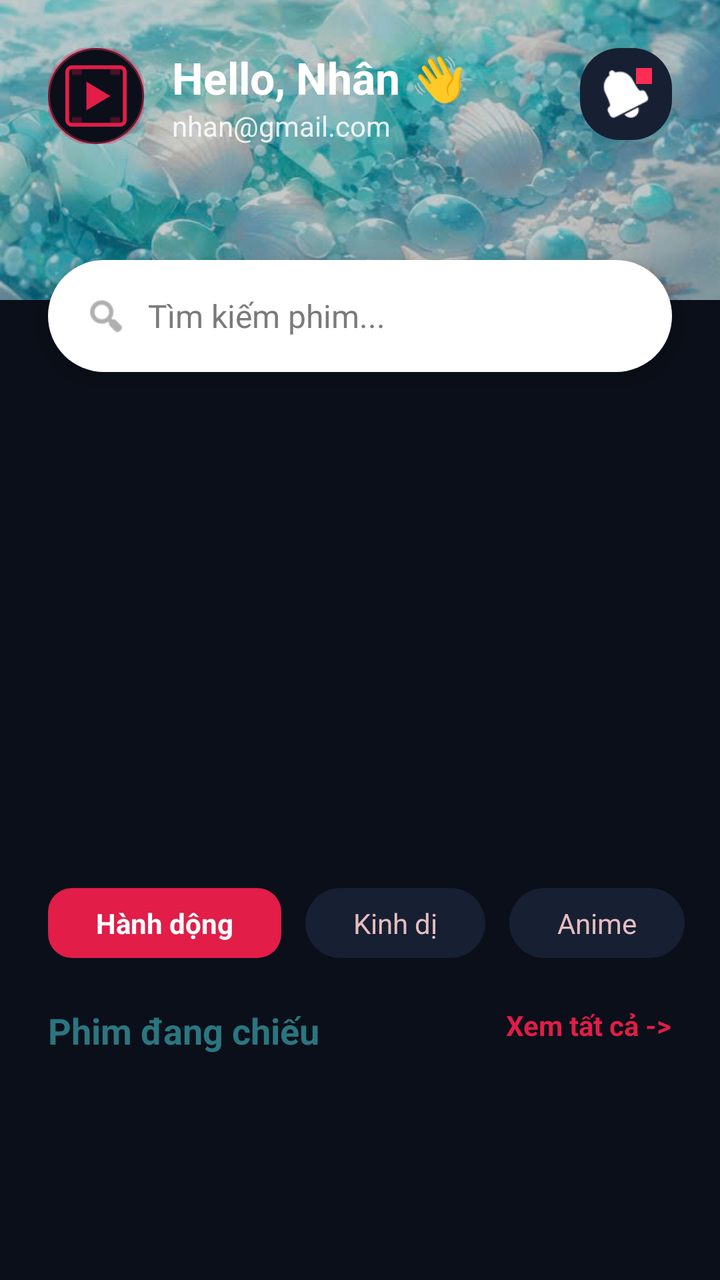
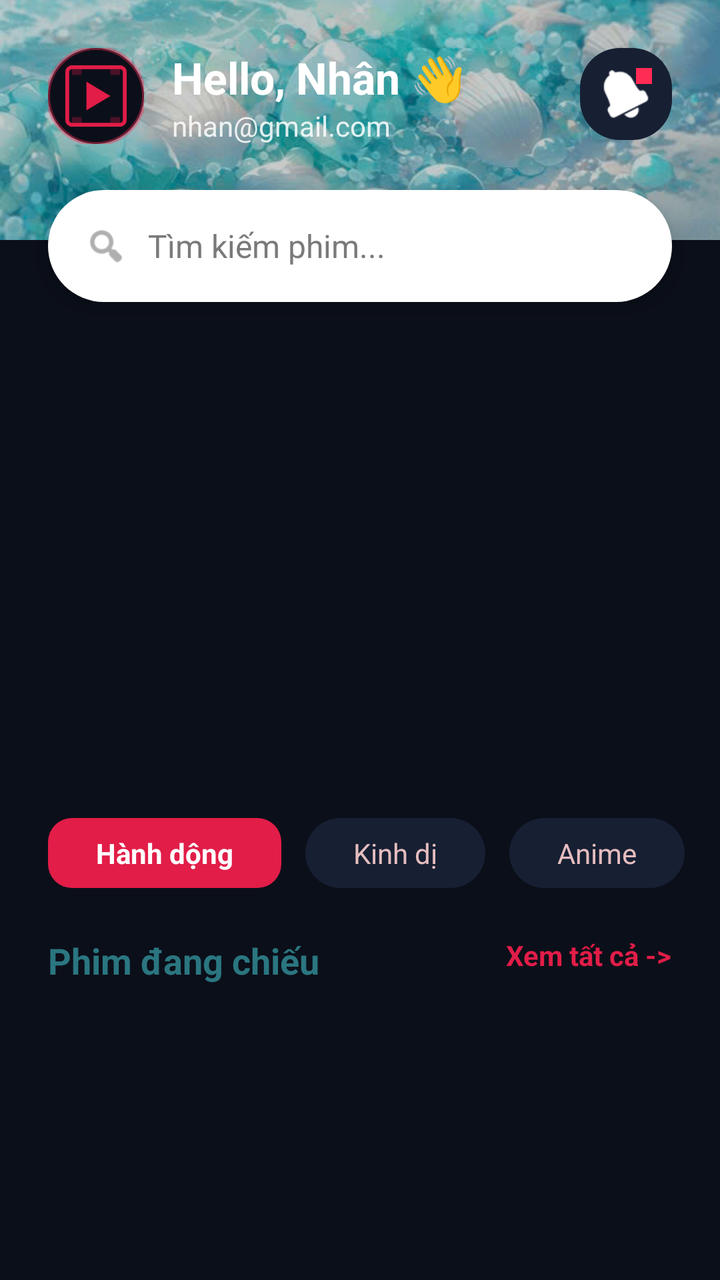

Compare the two renders of this Android layout. The source of the first and the diff that turns it into the second are given below.
<!-- AndroidManifest.xml: application theme Theme.CinemaGo.Splash -->
<!-- res/layout/item_home_header.xml -->
<?xml version="1.0" encoding="utf-8"?>
<LinearLayout xmlns:android="http://schemas.android.com/apk/res/android"
    xmlns:app="http://schemas.android.com/apk/res-auto"
    android:layout_width="match_parent"
    android:layout_height="wrap_content"
    android:orientation="vertical">

    <FrameLayout
        android:layout_width="match_parent"
        android:layout_height="200dp">

        <ImageView
            android:layout_width="match_parent"
            android:layout_height="150dp"
            android:scaleType="centerCrop"
            android:src="@drawable/anh2" />

        <View
            android:layout_width="match_parent"
            android:layout_height="150dp"
            android:background="#33000000" />

        <RelativeLayout
            android:layout_width="match_parent"
            android:layout_height="150dp"
            android:paddingStart="24dp"
            android:paddingTop="24dp"
            android:paddingEnd="24dp">

            <com.google.android.material.imageview.ShapeableImageView
                android:id="@+id/imgAvatar"
                android:layout_width="48dp"
                android:layout_height="48dp"
                android:scaleType="centerCrop"
                android:src="@drawable/ic_play_cinema"
                app:shapeAppearanceOverlay="@style/ShapeAppearance.Material3.Corner.Full"
                app:strokeColor="#66FF2D55"
                android:background="@color/bg_background"
                app:strokeWidth="2dp" />

            <LinearLayout
                android:layout_width="wrap_content"
                android:layout_height="wrap_content"
                android:layout_marginStart="14dp"
                android:layout_toEndOf="@id/imgAvatar"
                android:orientation="vertical">

                <TextView
                    android:id="@+id/tvUserName"
                    android:layout_width="wrap_content"
                    android:layout_height="wrap_content"
                    android:text="Hello, Nhân 👋"
                    android:textColor="#FFFFFF"
                    android:textSize="22sp"
                    android:textStyle="bold" />

                <TextView
                    android:id="@+id/tvUserEmail"
                    android:layout_width="wrap_content"
                    android:layout_height="wrap_content"
                    android:alpha="0.85"
                    android:text="nhan@gmail.com"
                    android:textColor="#FFFFFF"
                    android:textSize="14sp" />
            </LinearLayout>

            <FrameLayout
                android:layout_width="46dp"
                android:layout_height="46dp"
                android:layout_alignParentEnd="true"
                android:background="@drawable/bg_glass_card">

                <ImageView
                    android:layout_width="24dp"
                    android:layout_height="24dp"
                    android:layout_gravity="center"
                    android:src="@android:drawable/ic_popup_reminder"
                    app:tint="#FFFFFF" />

                <View
                    android:layout_width="8dp"
                    android:layout_height="8dp"
                    android:layout_gravity="top|end"
                    android:layout_marginTop="10dp"
                    android:layout_marginEnd="10dp"
                    android:background="#FF2D55" />
            </FrameLayout>
        </RelativeLayout>

        <LinearLayout
            android:layout_width="match_parent"
            android:layout_height="56dp"
            android:layout_gravity="bottom"
            android:layout_marginStart="24dp"
            android:layout_marginEnd="24dp"
            android:layout_marginBottom="14dp"
            android:background="@drawable/bg_search_momo"
            android:elevation="8dp"
            android:gravity="center_vertical"
            android:orientation="horizontal"
            android:paddingHorizontal="18dp">

            <ImageView
                android:layout_width="22dp"
                android:layout_height="22dp"
                android:src="@android:drawable/ic_menu_search"
                app:tint="#7A7A7A" />

            <EditText
                android:layout_width="match_parent"
                android:layout_height="wrap_content"
                android:layout_marginStart="10dp"
                android:background="@android:color/transparent"
                android:hint="Tìm kiếm phim..."
                android:textColor="#000000"
                android:textColorHint="#7A7A7A"
                android:textSize="16sp" />
        </LinearLayout>
    </FrameLayout>

    <androidx.viewpager2.widget.ViewPager2
        android:id="@+id/bannerViewPager"
        android:layout_width="match_parent"
        android:layout_height="220dp"
        android:layout_marginLeft="24dp"
        android:layout_marginRight="24dp"
        android:layout_marginBottom="24dp" />

    <HorizontalScrollView
        android:layout_width="match_parent"
        android:layout_height="wrap_content"
        android:layout_marginBottom="24dp"
        android:scrollbars="none">

        <LinearLayout
            android:layout_width="wrap_content"
            android:layout_height="wrap_content"
            android:orientation="horizontal"
            android:paddingStart="24dp"
            android:paddingEnd="24dp">

            <TextView
                android:layout_width="wrap_content"
                android:layout_height="wrap_content"
                android:background="@drawable/bg_glow_button"
                android:paddingHorizontal="24dp"
                android:paddingVertical="8dp"
                android:text="Hành dộng"
                android:textColor="@android:color/white"
                android:textStyle="bold" />

            <TextView
                android:layout_width="wrap_content"
                android:layout_height="wrap_content"
                android:layout_marginStart="12dp"
                android:background="@drawable/bg_glass_card"
                android:paddingHorizontal="24dp"
                android:paddingVertical="8dp"
                android:text="Kinh dị"
                android:textColor="#E5BDBE" />

            <TextView
                android:layout_width="wrap_content"
                android:layout_height="wrap_content"
                android:layout_marginStart="12dp"
                android:background="@drawable/bg_glass_card"
                android:paddingHorizontal="24dp"
                android:paddingVertical="8dp"
                android:text="Anime"
                android:textColor="#E5BDBE" />
        </LinearLayout>
    </HorizontalScrollView>

    <RelativeLayout
        android:layout_width="match_parent"
        android:layout_height="wrap_content"
        android:paddingHorizontal="24dp"
        android:layout_marginBottom="16dp">

        <TextView
            android:layout_width="wrap_content"
            android:layout_height="wrap_content"
            android:text="Phim đang chiếu "
            android:textColor="#2A7680"
            android:textSize="18sp"
            android:textStyle="bold" />

        <TextView
            android:layout_width="wrap_content"
            android:layout_height="wrap_content"
            android:layout_alignParentEnd="true"
            android:text="Xem tất cả ->"
            android:textColor="#E11D48"
            android:textStyle="bold" />
    </RelativeLayout>

</LinearLayout>
<!-- resources referenced by this layout -->
<resources>
  <color name="bg_background">#0B0F19</color>
  <!-- drawable anh2: jpg bitmap (drawable, 57310 bytes) -->
  <!-- drawable bg_glass_card (drawable) -->
  <?xml version="1.0" encoding="utf-8"?>
  <shape xmlns:android="http://schemas.android.com/apk/res/android">
      <solid android:color="#171F33"/>
      <corners android:radius="20dp"/>
  </shape>
  <!-- drawable bg_glow_button (drawable) -->
  <?xml version="1.0" encoding="utf-8"?>
  <ripple xmlns:android="http://schemas.android.com/apk/res/android"
      android:color="#FF4D4D">
      <item>
          <shape>
              <solid android:color="#E11D48"/>
              <corners android:radius="12dp"/>
          </shape>
      </item>
  </ripple>
  <!-- drawable bg_search_momo (drawable) -->
  <?xml version="1.0" encoding="utf-8"?>
  <shape xmlns:android="http://schemas.android.com/apk/res/android">
  
      <solid android:color="#FFFFFF"/>
  
      <corners android:radius="40dp"/>
  
  </shape>
  <!-- drawable ic_play_cinema (drawable) -->
  <vector xmlns:android="http://schemas.android.com/apk/res/android"
      android:width="100dp"
      android:height="100dp"
      android:viewportWidth="100"
      android:viewportHeight="100">
  
      <path
          android:pathData="M20,25C20,22.2386 22.2386,20 25,20H75C77.7614,20 80,22.2386 80,25V75C80,77.7614 77.7614,80 75,80H25C22.2386,80 20,77.7614 20,75V25Z"
          android:strokeColor="#E11D48"
          android:strokeWidth="4"/>
  
      <path
          android:pathData="M40,35L65,50L40,65V35Z"
          android:fillColor="#E11D48"/>
  
      <path android:pathData="M25,20h10v8h-10z" android:fillColor="#E11D48" android:fillAlpha="0.3"/>
      <path android:pathData="M65,20h10v8h-10z" android:fillColor="#E11D48" android:fillAlpha="0.3"/>
      <path android:pathData="M25,72h10v8h-10z" android:fillColor="#E11D48" android:fillAlpha="0.3"/>
      <path android:pathData="M65,72h10v8h-10z" android:fillColor="#E11D48" android:fillAlpha="0.3"/>
  </vector>
  <style name="Theme.CinemaGo.Splash" parent="Theme.AppCompat.NoActionBar">
          <item name="android:windowBackground">#0B0F19</item>
          <item name="android:windowFullscreen">true</item>
      </style>
</resources>

<!-- the commit's change to res/layout/item_home_header.xml (unified diff, before → after) -->
@@ -1,23 +1,24 @@
 <?xml version="1.0" encoding="utf-8"?>
 <LinearLayout xmlns:android="http://schemas.android.com/apk/res/android"
     xmlns:app="http://schemas.android.com/apk/res-auto"
+
     android:layout_width="match_parent"
     android:layout_height="wrap_content"
     android:orientation="vertical">
 
     <FrameLayout
         android:layout_width="match_parent"
-        android:layout_height="200dp">
+        android:layout_height="165dp">
 
         <ImageView
             android:layout_width="match_parent"
-            android:layout_height="150dp"
+            android:layout_height="120dp"
             android:scaleType="centerCrop"
             android:src="@drawable/anh2" />
 
         <View
             android:layout_width="match_parent"
-            android:layout_height="150dp"
+            android:layout_height="120dp"
             android:background="#33000000" />
 
         <RelativeLayout
@@ -107,6 +108,7 @@
                 app:tint="#7A7A7A" />
 
             <EditText
+                android:id="@+id/layoutSearch"
                 android:layout_width="match_parent"
                 android:layout_height="wrap_content"
                 android:layout_marginStart="10dp"
<!-- resource entries referenced after the edit -->
@@ -49,7 +49,7 @@
       <path android:pathData="M25,72h10v8h-10z" android:fillColor="#E11D48" android:fillAlpha="0.3"/>
       <path android:pathData="M65,72h10v8h-10z" android:fillColor="#E11D48" android:fillAlpha="0.3"/>
   </vector>
-  <style name="Theme.CinemaGo.Splash" parent="Theme.AppCompat.NoActionBar">
+  <style name="Theme.CinemaGo.Splash" parent="Theme.MaterialComponents.NoActionBar">
           <item name="android:windowBackground">#0B0F19</item>
           <item name="android:windowFullscreen">true</item>
       </style>
